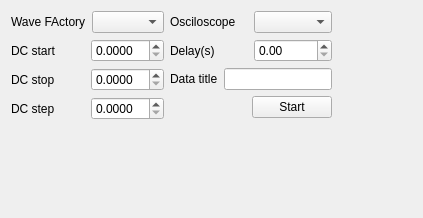
First picture: the form in plugins/GPIBGeneralDevice/tmpesrexperiment.ui, repository EvgeniyMilman/polp, before the edit.
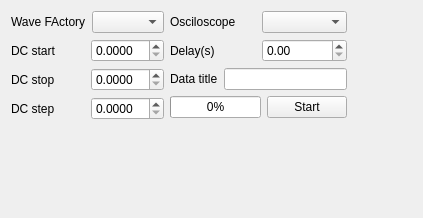
Second picture: the form after the edit.

```diff
--- a/plugins/GPIBGeneralDevice/tmpesrexperiment.ui
+++ b/plugins/GPIBGeneralDevice/tmpesrexperiment.ui
@@ -171,17 +171,11 @@
        <item>
         <layout class="QHBoxLayout" name="horizontalLayout_8">
          <item>
-          <spacer name="horizontalSpacer">
-           <property name="orientation">
-            <enum>Qt::Horizontal</enum>
+          <widget class="QProgressBar" name="progressBar">
+           <property name="value">
+            <number>0</number>
            </property>
-           <property name="sizeHint" stdset="0">
-            <size>
-             <width>40</width>
-             <height>20</height>
-            </size>
-           </property>
-          </spacer>
+          </widget>
          </item>
          <item>
           <widget class="QPushButton" name="startpushButton">
```
